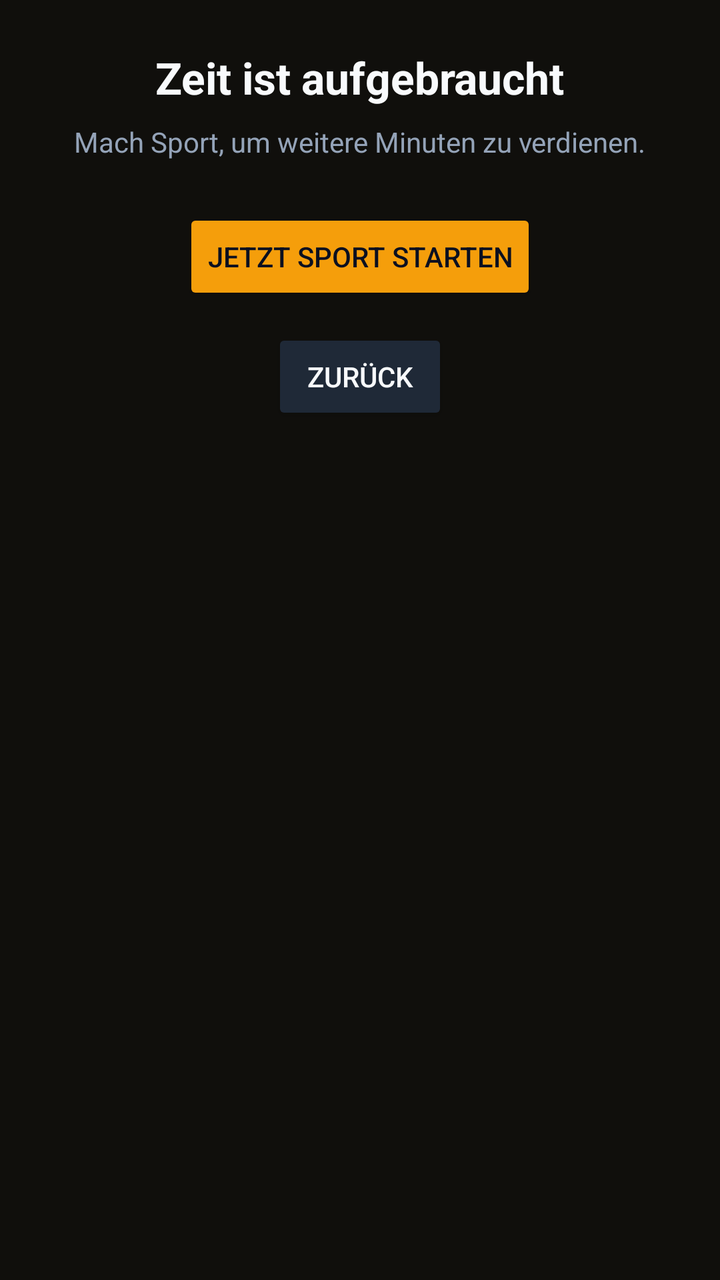
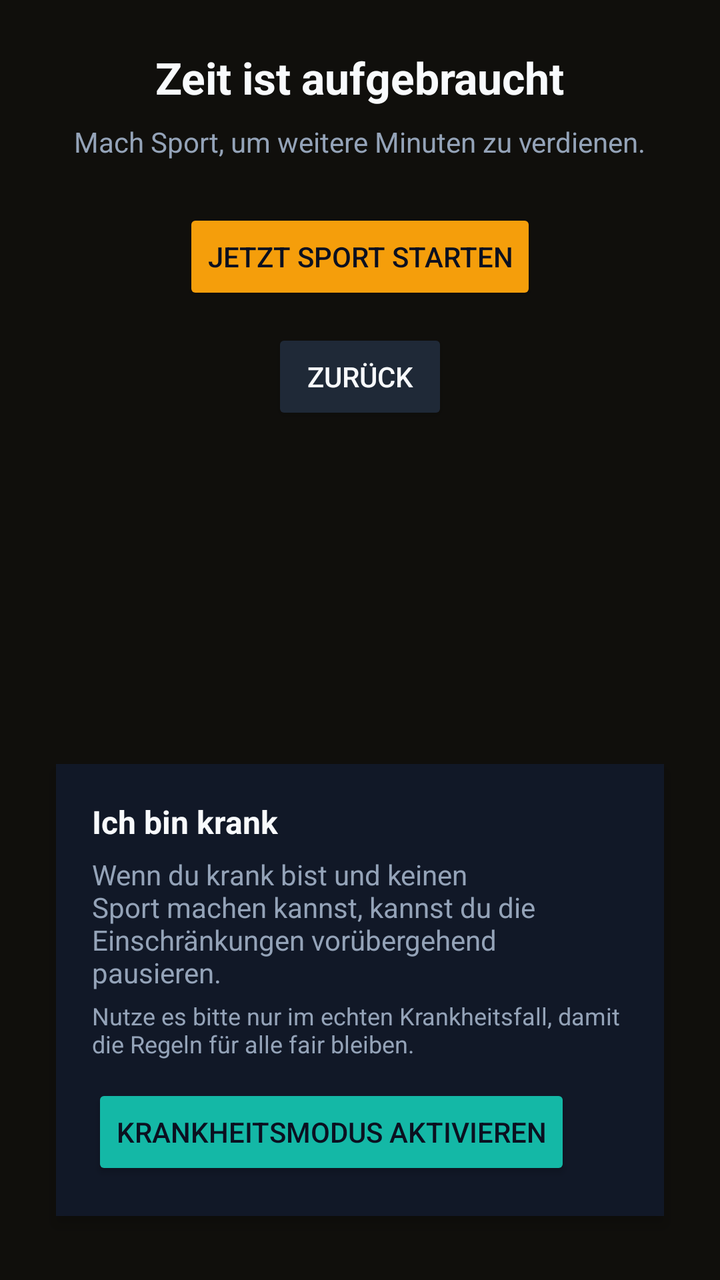

The first picture is an Android layout as it rendered before a commit; the second is the same layout after the commit. The layout source and the unified diff follow.
<!-- AndroidManifest.xml: activity theme Theme.App.Blocker -->
<!-- res/layout/activity_insta_blocker.xml -->
<?xml version="1.0" encoding="utf-8"?>
<LinearLayout xmlns:android="http://schemas.android.com/apk/res/android"
  android:layout_width="match_parent"
  android:layout_height="match_parent"
  android:background="#100f0c"
  android:gravity="center"
  android:orientation="vertical"
  android:padding="24dp">

  <TextView
    android:id="@+id/blocker_title"
    android:layout_width="wrap_content"
    android:layout_height="wrap_content"
    android:text="@string/blocker_title"
    android:textColor="#f8fafc"
    android:textSize="22sp"
    android:textStyle="bold" />

  <TextView
    android:id="@+id/blocker_subtitle"
    android:layout_width="wrap_content"
    android:layout_height="wrap_content"
    android:layout_marginTop="8dp"
    android:text="@string/blocker_subtitle"
    android:textColor="#94a3b8"
    android:textSize="14sp" />

  <Button
    android:id="@+id/blocker_open_app"
    android:layout_width="wrap_content"
    android:layout_height="wrap_content"
    android:layout_marginTop="24dp"
    android:text="@string/blocker_open_app"
    android:backgroundTint="#f59e0b"
    android:textColor="#0b1020" />

  <Button
    android:id="@+id/blocker_button"
    android:layout_width="wrap_content"
    android:layout_height="wrap_content"
    android:layout_marginTop="12dp"
    android:text="@string/blocker_back"
    android:backgroundTint="#1f2937"
    android:textColor="#f8fafc" />

  <View
    android:layout_width="match_parent"
    android:layout_height="0dp"
    android:layout_weight="1" />

  <LinearLayout
    android:id="@+id/blocker_credit_section"
    android:layout_width="match_parent"
    android:layout_height="wrap_content"
    android:layout_marginTop="16dp"
    android:layout_marginBottom="8dp"
    android:layout_marginHorizontal="4dp"
    android:gravity="center"
    android:orientation="vertical"
    android:visibility="gone"
    android:padding="18dp"
    android:background="#1e293b"
    android:elevation="4dp">

    <TextView
      android:layout_width="wrap_content"
      android:layout_height="wrap_content"
      android:text="@string/preface_credit_title"
      android:textColor="#f8fafc"
      android:textSize="16sp"
      android:textStyle="bold" />

    <TextView
      android:layout_width="wrap_content"
      android:layout_height="wrap_content"
      android:layout_marginTop="6dp"
      android:text="@string/preface_credit_label"
      android:textColor="#94a3b8"
      android:textSize="14sp" />

    <NumberPicker
      android:id="@+id/blocker_credit_picker"
      android:layout_width="wrap_content"
      android:layout_height="wrap_content"
      android:layout_marginTop="4dp" />

    <Button
      android:id="@+id/blocker_credit_button"
      android:layout_width="wrap_content"
      android:layout_height="wrap_content"
      android:layout_marginTop="12dp"
      android:text="@string/preface_credit_button"
      android:backgroundTint="#f59e0b"
      android:textColor="#0b1020" />

    <TextView
      android:id="@+id/blocker_credit_penalty"
      android:layout_width="wrap_content"
      android:layout_height="wrap_content"
      android:layout_marginTop="6dp"
      android:text="@string/preface_credit_penalty"
      android:textColor="#f8fafc"
      android:textSize="12sp" />

    <TextView
      android:id="@+id/blocker_credit_lock_notice"
      android:layout_width="wrap_content"
      android:layout_height="wrap_content"
      android:layout_marginTop="6dp"
      android:text="@string/preface_credit_locked"
      android:textColor="#94a3b8"
      android:textSize="12sp"
      android:visibility="gone" />
  </LinearLayout>
</LinearLayout>
<!-- resources referenced by this layout -->
<resources>
  <string name="blocker_back">Zur\u00fcck</string>
  <string name="blocker_open_app">Jetzt Sport starten</string>
  <string name="blocker_subtitle">Mach Sport, um weitere Minuten zu verdienen.</string>
  <string name="blocker_title">Zeit ist aufgebraucht</string>
  <string name="preface_credit_button">Kredit nehmen</string>
  <string name="preface_credit_label">Leih dir 1-15 Minuten</string>
  <string name="preface_credit_locked">Kredit gesperrt bis %1$s</string>
  <string name="preface_credit_penalty">Userfaktoren sind um %1$d%% strenger</string>
  <string name="preface_credit_title">Kredit</string>
  <style name="Theme.App.Blocker" parent="Theme.AppCompat.Light.NoActionBar">
      <item name="android:windowBackground">#0f1114</item>
    </style>
</resources>

<!-- the commit's change to res/layout/activity_insta_blocker.xml (unified diff, before → after) -->
@@ -106,9 +106,66 @@
       android:id="@+id/blocker_credit_lock_notice"
       android:layout_width="wrap_content"
       android:layout_height="wrap_content"
+    android:layout_marginTop="6dp"
+    android:text="@string/preface_credit_locked"
+    android:textColor="#94a3b8"
+    android:textSize="12sp"
+    android:visibility="gone" />
+  </LinearLayout>
+
+  <LinearLayout
+    android:id="@+id/blocker_sick_section"
+    android:layout_width="match_parent"
+    android:layout_height="wrap_content"
+    android:layout_marginTop="16dp"
+    android:layout_marginBottom="8dp"
+    android:layout_marginHorizontal="4dp"
+    android:orientation="vertical"
+    android:padding="18dp"
+    android:background="#111827"
+    android:elevation="4dp">
+
+    <TextView
+      android:layout_width="wrap_content"
+      android:layout_height="wrap_content"
+      android:text="@string/blocker_sick_title"
+      android:textColor="#f8fafc"
+      android:textSize="16sp"
+      android:textStyle="bold" />
+
+    <TextView
+      android:layout_width="wrap_content"
+      android:layout_height="wrap_content"
       android:layout_marginTop="6dp"
-      android:text="@string/preface_credit_locked"
+      android:text="@string/blocker_sick_label"
       android:textColor="#94a3b8"
+      android:textSize="14sp" />
+
+    <TextView
+      android:id="@+id/blocker_sick_hint"
+      android:layout_width="wrap_content"
+      android:layout_height="wrap_content"
+      android:layout_marginTop="4dp"
+      android:text="@string/blocker_sick_hint"
+      android:textColor="#94a3b8"
+      android:textSize="12sp" />
+
+    <Button
+      android:id="@+id/blocker_sick_button"
+      android:layout_width="wrap_content"
+      android:layout_height="wrap_content"
+      android:layout_marginTop="12dp"
+      android:text="@string/blocker_sick_button"
+      android:backgroundTint="#14b8a6"
+      android:textColor="#0b1020" />
+
+    <TextView
+      android:id="@+id/blocker_sick_status"
+      android:layout_width="wrap_content"
+      android:layout_height="wrap_content"
+      android:layout_marginTop="6dp"
+      android:text="@string/blocker_sick_status"
+      android:textColor="#34d399"
       android:textSize="12sp"
       android:visibility="gone" />
   </LinearLayout>
<!-- resource entries referenced after the edit -->
@@ -2,6 +2,11 @@
 <resources>
   <string name="blocker_back">Zur\u00fcck</string>
   <string name="blocker_open_app">Jetzt Sport starten</string>
+  <string name="blocker_sick_button">Krankheitsmodus aktivieren</string>
+  <string name="blocker_sick_hint">Nutze es bitte nur im echten Krankheitsfall, damit die Regeln für alle fair bleiben.</string>
+  <string name="blocker_sick_label">Wenn du krank bist und keinen Sport machen kannst, kannst du die Einschränkungen vorübergehend pausieren.</string>
+  <string name="blocker_sick_status">Krankheitsmodus aktiv bis %1$s</string>
+  <string name="blocker_sick_title">Ich bin krank</string>
   <string name="blocker_subtitle">Mach Sport, um weitere Minuten zu verdienen.</string>
   <string name="blocker_title">Zeit ist aufgebraucht</string>
   <string name="preface_credit_button">Kredit nehmen</string>
